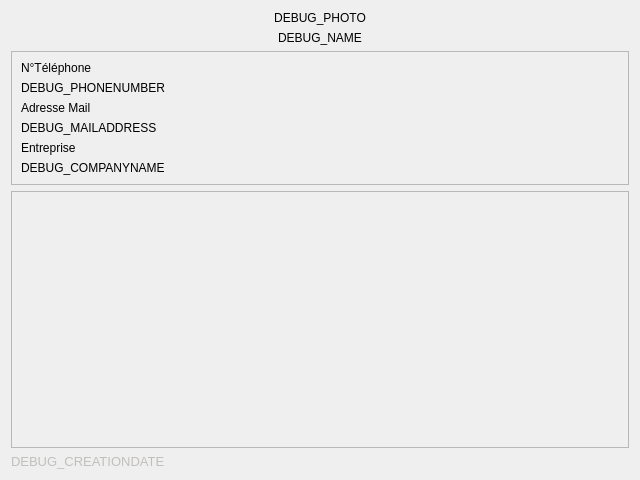
Qt form src/GUI/ContactInfo/ContactInfo.ui (Yaon-C2H8N2/Projet-CDAA) before a commit.
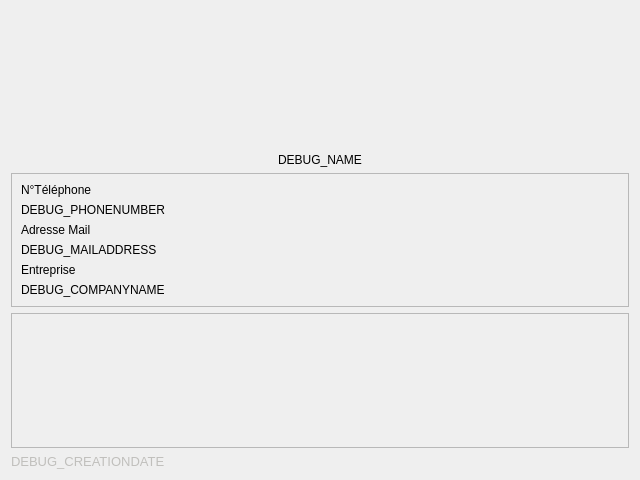
The same form after that commit.

Commit message: Redesign interface pour afficher photo profil

```diff
--- a/src/GUI/ContactInfo/ContactInfo.ui
+++ b/src/GUI/ContactInfo/ContactInfo.ui
@@ -15,13 +15,52 @@
   </property>
   <layout class="QVBoxLayout" name="verticalLayout">
    <item>
-    <widget class="QLabel" name="photoLabel">
-     <property name="text">
-      <string>DEBUG_PHOTO</string>
+    <widget class="QFrame" name="frame_2">
+     <property name="frameShape">
+      <enum>QFrame::NoFrame</enum>
      </property>
-     <property name="alignment">
-      <set>Qt::AlignCenter</set>
+     <property name="frameShadow">
+      <enum>QFrame::Plain</enum>
      </property>
+     <layout class="QHBoxLayout" name="horizontalLayout">
+      <property name="spacing">
+       <number>0</number>
+      </property>
+      <property name="leftMargin">
+       <number>0</number>
+      </property>
+      <property name="topMargin">
+       <number>0</number>
+      </property>
+      <property name="rightMargin">
+       <number>0</number>
+      </property>
+      <property name="bottomMargin">
+       <number>0</number>
+      </property>
+      <item>
+       <widget class="QPushButton" name="photoButton">
+        <property name="sizePolicy">
+         <sizepolicy hsizetype="Minimum" vsizetype="MinimumExpanding">
+          <horstretch>0</horstretch>
+          <verstretch>0</verstretch>
+         </sizepolicy>
+        </property>
+        <property name="maximumSize">
+         <size>
+          <width>150</width>
+          <height>150</height>
+         </size>
+        </property>
+        <property name="text">
+         <string/>
+        </property>
+        <property name="flat">
+         <bool>true</bool>
+        </property>
+       </widget>
+      </item>
+     </layout>
     </widget>
    </item>
    <item>
@@ -99,7 +138,7 @@
         <x>0</x>
         <y>0</y>
         <width>620</width>
-        <height>218</height>
+        <height>117</height>
        </rect>
       </property>
      </widget>
```
The commit also changes 14 other files.
